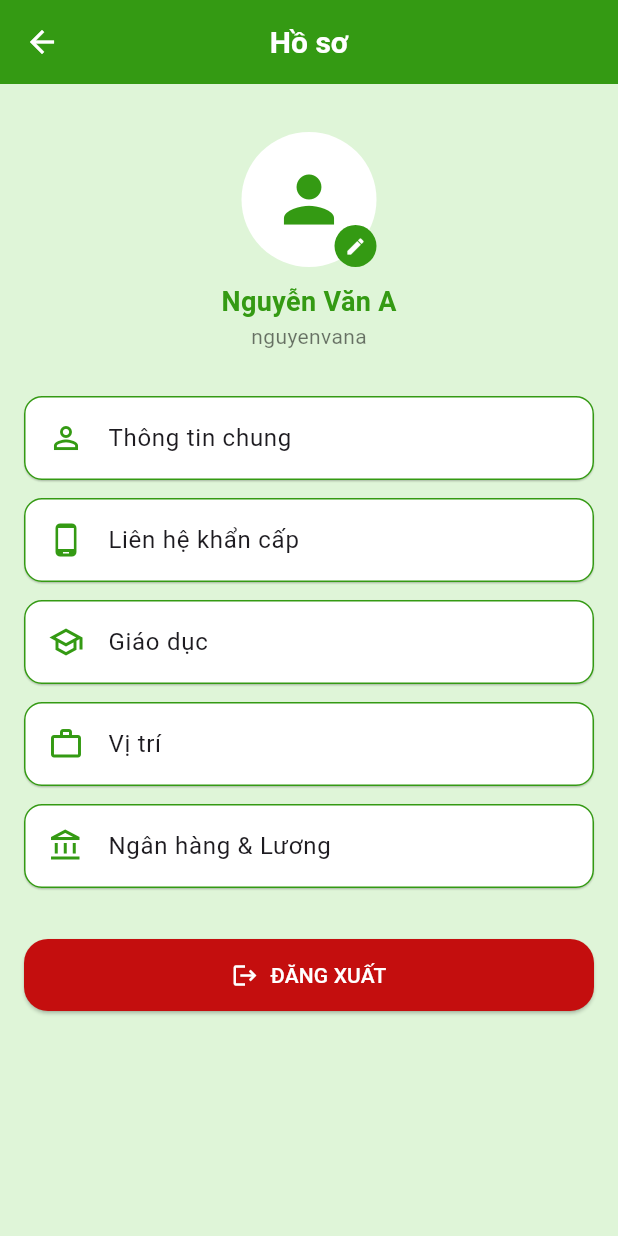
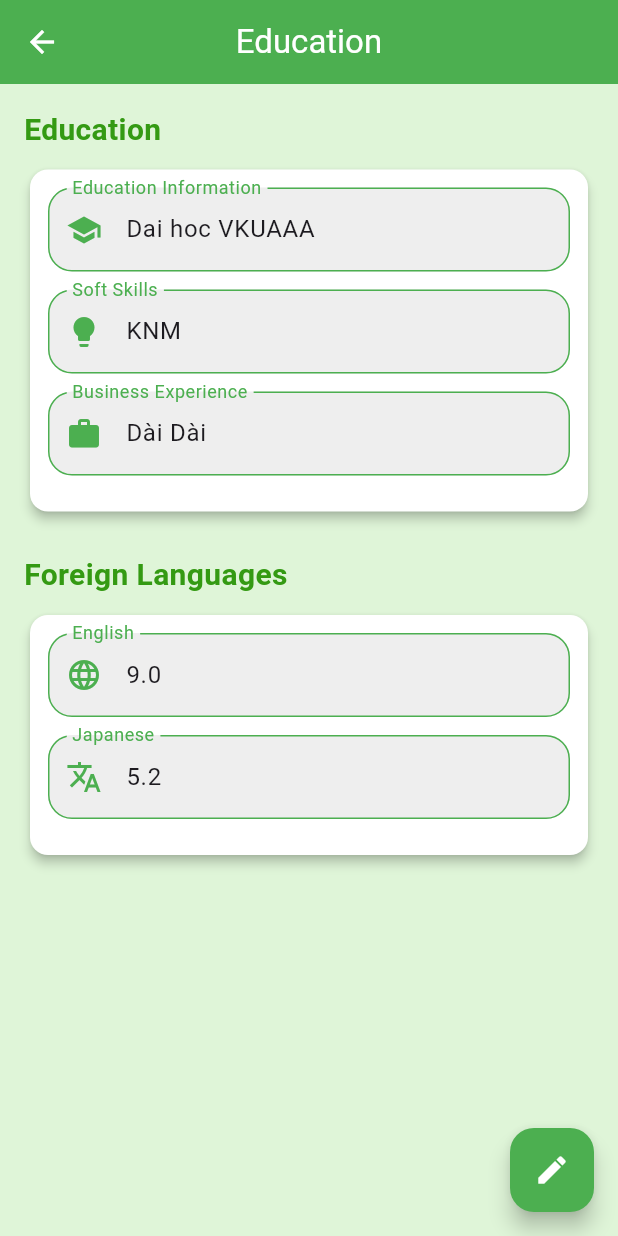
Before and after one commit to LTT4504/erp_app_nood, a Flutter app: the ProfileScreen screen opened by its route, after a tap on "Giáo dục", on a phone screen of 412 x 824 dp. Run offline on Flutter 3.47's test engine with Material 3 defaults, Android fonts, the phone set to English and light mode, and no system bars; our stand-ins replace dio, flutter_svg, get, get_storage, logger, table_calendar; accounts and stored records are empty.

Commit message:
create : update profile

```diff
--- a/lib/main.dart
+++ b/lib/main.dart
@@ -6,6 +6,7 @@ import 'package:flutter_localizations/flutter_localizations.dart';
 
 import 'lang/generate/translation_service.dart';
 import 'modules/auth/auth_binding.dart';
+import 'modules/profile/education/education_controller.dart';
 import 'routes/routes.dart';
 import 'shared/controller/locate_controller.dart';
 
@@ -16,7 +17,7 @@ Future<void> main() async {
   await initializeDateFormatting();
 
   Get.put(LocaleController());
-
+  Get.put(EducationController());
   runApp(const MyApp());
 }
 
--- /dev/null
+++ b/lib/modules/profile/education/education_binding.dart
@@ -0,0 +1,9 @@
+import 'package:get/get.dart';
+import 'education_controller.dart';
+
+class EducationBinding extends Bindings {
+  @override
+  void dependencies() {
+    Get.lazyPut<EducationController>(() => EducationController());
+  }
+}
--- /dev/null
+++ b/lib/modules/profile/education/education_controller.dart
@@ -0,0 +1,42 @@
+import 'package:get/get.dart';
+import 'package:get_storage/get_storage.dart';
+
+class EducationController extends GetxController {
+  final box = GetStorage();
+
+  var educationInfo = "".obs;
+  var softSkills = "".obs;
+  var businessExperience = "".obs;
+  var englishLevel = "".obs;
+  var japaneseLevel = "".obs;
+
+  var isEditing = false.obs;
+
+  @override
+  void onInit() {
+    super.onInit();
+    loadData();
+  }
+
+  void loadData() {
+    educationInfo.value = box.read('educationInfo') ?? "Đại học VKU";
+    softSkills.value = box.read('softSkills') ?? "KNM";
+    businessExperience.value = box.read('businessExperience') ?? "Dài Dài";
+    englishLevel.value = box.read('englishLevel') ?? "9.0";
+    japaneseLevel.value = box.read('japaneseLevel') ?? "5.2";
+  }
+
+  void toggleEditing() {
+    isEditing.value = !isEditing.value;
+  }
+
+  void saveData() {
+    box.write('educationInfo', educationInfo.value);
+    box.write('softSkills', softSkills.value);
+    box.write('businessExperience', businessExperience.value);
+    box.write('englishLevel', englishLevel.value);
+    box.write('japaneseLevel', japaneseLevel.value);
+
+    isEditing.value = false;
+  }
+}
--- /dev/null
+++ b/lib/modules/profile/education/education_screen.dart
@@ -0,0 +1,136 @@
+import 'package:flutter/material.dart';
+import 'package:get_storage/get_storage.dart';
+import 'package:work_manager/shared/constants/colors.dart';
+import '../../../shared/widgets/custom_text_form_field.dart';
+
+class EducationScreen extends StatefulWidget {
+  const EducationScreen({super.key});
+
+  @override
+  State<EducationScreen> createState() => _EducationScreenState();
+}
+
+class _EducationScreenState extends State<EducationScreen> {
+  bool isEditing = false;
+
+  final box = GetStorage();
+
+  final educationInfoController = TextEditingController();
+  final softSkillsController = TextEditingController();
+  final businessExpController = TextEditingController();
+  final englishController = TextEditingController();
+  final japaneseController = TextEditingController();
+
+  @override
+  void initState() {
+    super.initState();
+    _loadData();
+  }
+
+  void _loadData() {
+    educationInfoController.text = box.read("educationInfo") ?? "Dai hoc VKUAAA";
+    softSkillsController.text = box.read("softSkills") ?? "KNM";
+    businessExpController.text = box.read("businessExp") ?? "Dài Dài";
+    englishController.text = box.read("english") ?? "9.0";
+    japaneseController.text = box.read("japanese") ?? "5.2";
+  }
+
+  void _saveData() {
+    box.write("educationInfo", educationInfoController.text);
+    box.write("softSkills", softSkillsController.text);
+    box.write("businessExp", businessExpController.text);
+    box.write("english", englishController.text);
+    box.write("japanese", japaneseController.text);
+  }
+
+  @override
+  Widget build(BuildContext context) {
+    return Scaffold(
+      backgroundColor: ColorConstants.highlightPrimaryPastel,
+      appBar: AppBar(
+        foregroundColor: ColorConstants.white,
+        title: const Text("Education",style: TextStyle(color: ColorConstants.white),),
+        backgroundColor: Colors.green,
+        centerTitle: true,
+      ),
+      body: SingleChildScrollView(
+        padding: const EdgeInsets.all(16),
+        child: Column(
+          crossAxisAlignment: CrossAxisAlignment.start,
+          children: [
+            _buildLabeledCard(
+              label: "Education",
+              children: [
+                _buildCustomField("Education Information", "Enter education info", Icons.school, educationInfoController),
+                _buildCustomField("Soft Skills", "Enter soft skills", Icons.lightbulb, softSkillsController),
+                _buildCustomField("Business Experience", "Enter business experience", Icons.work, businessExpController),
+              ],
+            ),
+            const SizedBox(height: 24),
+            _buildLabeledCard(
+              label: "Foreign Languages",
+              children: [
+                _buildCustomField("English", "Enter English level", Icons.language, englishController),
+                _buildCustomField("Japanese", "Enter Japanese level", Icons.translate, japaneseController),
+              ],
+            ),
+          ],
+        ),
+      ),
+      floatingActionButton: FloatingActionButton(
+        backgroundColor: ColorConstants.green,
+        child: Icon(isEditing ? Icons.save : Icons.edit, color: ColorConstants.white,),
+        onPressed: () {
+          setState(() {
+            if (isEditing) {
+              // Lưu dữ liệu và khóa
+              FocusScope.of(context).unfocus();
+              _saveData();
+            }
+            isEditing = !isEditing;
+          });
+        },
+      ),
+    );
+  }
+
+  Widget _buildLabeledCard({required String label, required List<Widget> children}) {
+    return Column(
+      crossAxisAlignment: CrossAxisAlignment.start,
+      children: [
+        Text(
+          label,
+          style: const TextStyle(fontSize: 20, fontWeight: FontWeight.bold, color: ColorConstants.highlightPrimary),
+        ),
+        const SizedBox(height: 8),
+        Card(
+          color: ColorConstants.white,
+          shape: RoundedRectangleBorder(borderRadius: BorderRadius.circular(12)),
+          elevation: 3,
+          child: Padding(
+            padding: const EdgeInsets.all(12),
+            child: Column(
+              children: children
+                  .map((child) => Padding(
+                        padding: const EdgeInsets.only(bottom: 12),
+                        child: child,
+                      ))
+                  .toList(),
+            ),
+          ),
+        ),
+      ],
+    );
+  }
+
+  Widget _buildCustomField(String label, String hint, IconData icon, TextEditingController controller) {
+    return CustomTextFormField(
+      label: label,
+      hint: hint,
+      icon: icon,
+      primaryColor: Colors.green,
+      controller: controller,
+      readOnly: !isEditing,
+    );
+  }
+}
--- a/lib/modules/profile/profile_controller.dart
+++ b/lib/modules/profile/profile_controller.dart
@@ -1,26 +1,10 @@
 import 'package:get/get.dart';
 
 class ProfileController extends GetxController {
-  // Dữ liệu profile giả
-  final name = '--'.obs;
-  final email = '--'.obs;
-  final username = '--'.obs;
-  final dob = '--'.obs;
-  final phone = '--'.obs;
+  var name = 'Nguyễn Văn A'.obs;
+  var username = 'username123'.obs;
 
-  @override
-  void onInit() {
-    super.onInit();
-    // Giả lập load data
-    fetchProfile();
-  }
+  var isEditing = false.obs;
 
-  void fetchProfile() {
-    // Sau này thay bằng API call
-    name.value = "Nguyễn Văn A";
-    email.value = "example@email.com";
-    username.value = "nguyenvana";
-    dob.value = "01/01/1990";
-    phone.value = "0123456789";
-  }
+
 }
--- a/lib/modules/profile/profile_screen.dart
+++ b/lib/modules/profile/profile_screen.dart
@@ -4,7 +4,7 @@ import '../../shared/constants/colors.dart';
 import '../../shared/widgets/custom_button.dart';
 import '../../shared/services/token_storage.dart';
 import '../../routes/routes.dart';
-import '../../lang/app_language_key.dart'; // Import key ngôn ngữ
+import '../../lang/app_language_key.dart';
 import 'profile_controller.dart';
 
 class ProfileScreen extends GetView<ProfileController> {
@@ -18,7 +18,7 @@ class ProfileScreen extends GetView<ProfileController> {
         backgroundColor: ColorConstants.highlightPrimary,
         elevation: 0,
         title: Text(
-          AppLanguageKey.profile.tr, // Dùng bản dịch
+          AppLanguageKey.profile.tr,
           style: const TextStyle(
             color: ColorConstants.white,
             fontWeight: FontWeight.w600,
@@ -41,16 +41,8 @@ class ProfileScreen extends GetView<ProfileController> {
                     CircleAvatar(
                       radius: 45,
                       backgroundColor: ColorConstants.white,
-                      child: Icon(Icons.person, size: 50, color: ColorConstants.highlightPrimary),
-                    ),
-                    Positioned(
-                      bottom: 0,
-                      right: 0,
-                      child: CircleAvatar(
-                        radius: 14,
-                        backgroundColor: ColorConstants.highlightPrimary,
-                        child: Icon(Icons.edit, size: 14, color: ColorConstants.white),
-                      ),
+                      child: Icon(Icons.person,
+                          size: 50, color: ColorConstants.highlightPrimary),
                     ),
                   ],
                 ),
@@ -74,11 +66,19 @@ class ProfileScreen extends GetView<ProfileController> {
             ),
           ),
           const SizedBox(height: 24),
-          _buildMenuItem(Icons.person_outline, AppLanguageKey.generalInformation.tr),
-          _buildMenuItem(Icons.phone_android, AppLanguageKey.emergencyContact.tr),
-          _buildMenuItem(Icons.school_outlined, AppLanguageKey.education.tr),
-          _buildMenuItem(Icons.work_outline, AppLanguageKey.position.tr),
-          _buildMenuItem(Icons.account_balance_outlined, AppLanguageKey.bankAndSalary.tr),
+          // _buildMenuItem(
+          //     Icons.person_outline, AppLanguageKey.generalInformation.tr),
+          // _buildMenuItem(
+          //     Icons.phone_android, AppLanguageKey.emergencyContact.tr),
+          _buildMenuItem(
+            Icons.school_outlined,
+            AppLanguageKey.education.tr,
+            onTap: () => Get.toNamed(AppRoutes.education),
+          ),
+          // _buildMenuItem(Icons.work_outline, AppLanguageKey.position.tr),
+          // _buildMenuItem(Icons.account_balance_outlined,
+          //     AppLanguageKey.bankAndSalary.tr),
+
           const SizedBox(height: 20),
           _buildLogoutButton(),
         ],
@@ -86,13 +86,19 @@ class ProfileScreen extends GetView<ProfileController> {
     );
   }
 
-  Widget _buildMenuItem(IconData icon, String title, {String? badge}) {
+  Widget _buildMenuItem(
+    IconData icon,
+    String title, {
+    String? badge,
+    VoidCallback? onTap,
+  }) {
     return Card(
       margin: const EdgeInsets.symmetric(vertical: 6),
       color: ColorConstants.white,
       shape: RoundedRectangleBorder(
         borderRadius: BorderRadius.circular(12),
-        side: const BorderSide(color: ColorConstants.highlightPrimary, width: 1),
+        side:
+            const BorderSide(color: ColorConstants.highlightPrimary, width: 1),
       ),
       elevation: 0.5,
       child: ListTile(
@@ -107,11 +113,14 @@ class ProfileScreen extends GetView<ProfileController> {
                 ),
                 child: Text(
                   badge,
-                  style: const TextStyle(color: ColorConstants.white, fontSize: 12),
+                  style: const TextStyle(
+                    color: ColorConstants.white,
+                    fontSize: 12,
+                  ),
                 ),
               )
             : null,
-        onTap: () {},
+        onTap: onTap,
       ),
     );
   }
--- a/lib/routes/app_pages.dart
+++ b/lib/routes/app_pages.dart
@@ -18,6 +18,8 @@ import '../modules/notification/notification_binding.dart';
 import '../modules/notification/notification_screen.dart';
 import '../modules/profile/profile_binding.dart';
 import '../modules/profile/profile_screen.dart';
+import '../modules/profile/education/education_binding.dart';
+import '../modules/profile/education/education_screen.dart';
 import '../modules/task_detail/task_detail_binding.dart';
 import '../modules/task_detail/task_detail_screen.dart';
 import 'app_routes.dart';
@@ -59,7 +61,7 @@ class AppPages {
     // Thêm route cho màn hình MyTask
     GetPage(
       name: AppRoutes.myTask,
-      page: () =>  MyTaskScreen(),
+      page: () => MyTaskScreen(),
       binding: MyTaskBinding(),
     ),
     // Thêm route cho màn hình MyLeave
@@ -92,8 +94,13 @@ class AppPages {
     ),
     GetPage(
       name: '/my-task',
-      page: () =>  MyTaskScreen(),
+      page: () => MyTaskScreen(),
       binding: MyTaskBinding(),
+    ),
+    GetPage(
+      name: AppRoutes.education,
+      page: () => const EducationScreen(),
+      binding: EducationBinding(),
     ),
   ];
 }
--- a/lib/routes/app_routes.dart
+++ b/lib/routes/app_routes.dart
@@ -13,4 +13,5 @@ abstract class AppRoutes {
   static const personalNotifications = '/personal-notifications';
   static const taskDetail = '/task-detail';
   static const profile = '/profile';
+  static const education = '/education';
 }
--- a/lib/shared/widgets/custom_text_form_field.dart
+++ b/lib/shared/widgets/custom_text_form_field.dart
@@ -1,4 +1,5 @@
 import 'package:flutter/material.dart';
+import 'package:work_manager/shared/constants/colors.dart';
 
 class CustomTextFormField extends StatelessWidget {
   final String label;
@@ -9,6 +10,7 @@ class CustomTextFormField extends StatelessWidget {
   final String? Function(String?)? validator;
   final bool obscureText;
   final Widget? suffix;
+  final bool readOnly;
 
   const CustomTextFormField({
     super.key,
@@ -20,6 +22,7 @@ class CustomTextFormField extends StatelessWidget {
     this.validator,
     this.obscureText = false,
     this.suffix,
+    this.readOnly = false,
   });
 
   @override
@@ -29,6 +32,7 @@ class CustomTextFormField extends StatelessWidget {
       obscureText: obscureText,
       cursorColor: Colors.black,
       validator: validator,
+      readOnly: readOnly,
       decoration: InputDecoration(
         labelText: label,
         hintText: hint,
@@ -37,7 +41,7 @@ class CustomTextFormField extends StatelessWidget {
         labelStyle: TextStyle(color: primaryColor),
         hintStyle: TextStyle(color: primaryColor.withValues(alpha: 0.6)),
         filled: true,
-        fillColor: const Color(0xFFF5F5F5), // Light gray
+        fillColor: readOnly ? Colors.grey.shade200 :  ColorConstants.white, // mờ khi khóa
         enabledBorder: OutlineInputBorder(
           borderRadius: BorderRadius.circular(16),
           borderSide: BorderSide(color: primaryColor),
@@ -46,14 +50,6 @@ class CustomTextFormField extends StatelessWidget {
           borderRadius: BorderRadius.circular(16),
           borderSide: BorderSide(color: primaryColor, width: 2),
         ),
-        errorBorder: OutlineInputBorder(
-          borderRadius: BorderRadius.circular(16),
-          borderSide: const BorderSide(color: Colors.red),
-        ),
-        focusedErrorBorder: OutlineInputBorder(
-          borderRadius: BorderRadius.circular(16),
-          borderSide: const BorderSide(color: Colors.red, width: 2),
-        ),
       ),
     );
   }
```
